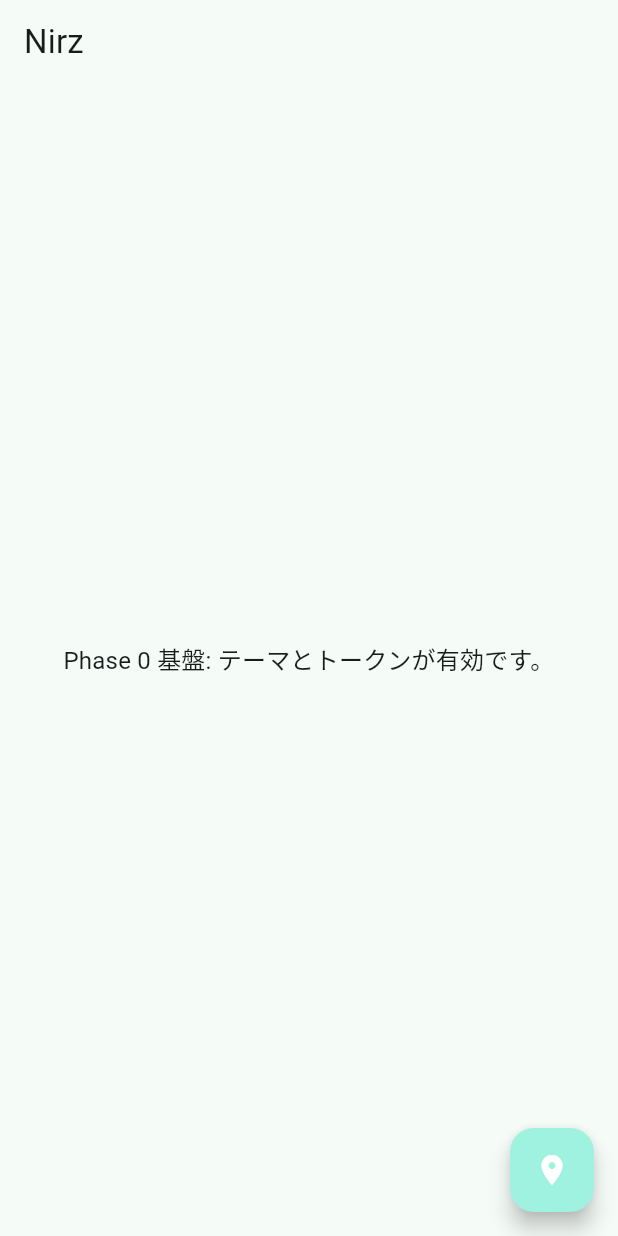
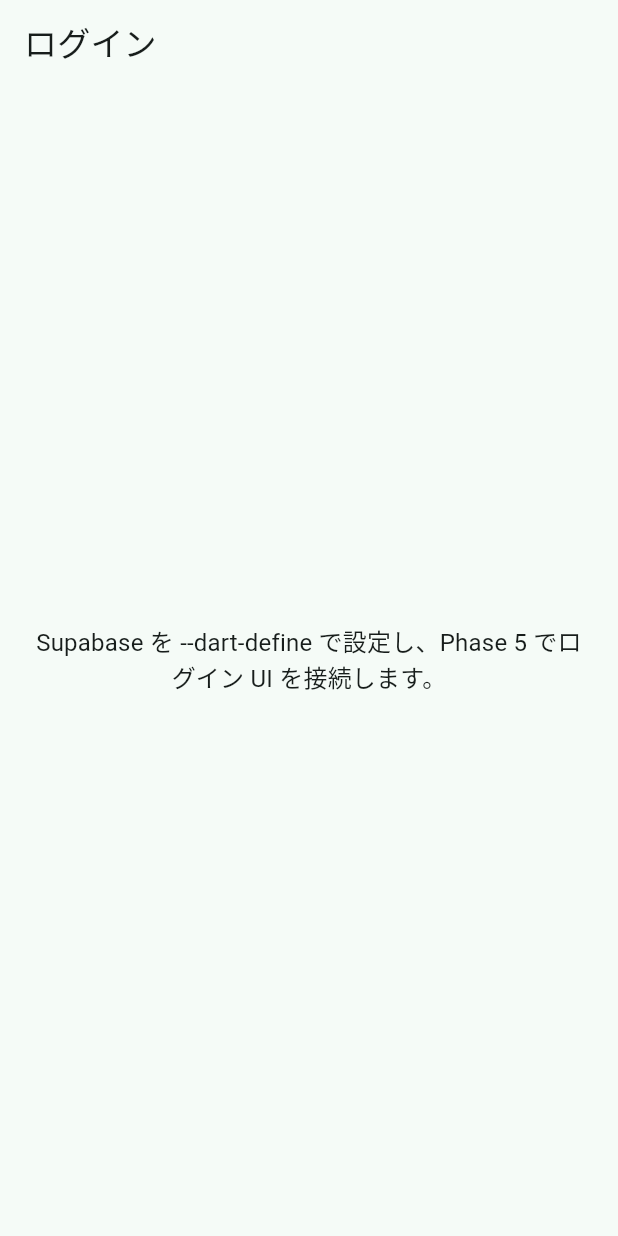
Before and after one commit to inumaruseiya/Nirz, a Flutter app: the screen it shows after launch, on a phone screen of 412 x 824 dp. Run offline on Flutter 3.47's test engine with Material 3 defaults, Android fonts, the phone set to English and light mode, and no system bars; our stand-ins replace flutter_riverpod, go_router, supabase_flutter; accounts and stored records are empty.

Commit message:
feat(phase0): add GoRouter with auth guard and fullscreen compose modal
Co-authored-by: 犬丸 聖哉 <inumaruseiya@users.noreply.github.com>

```diff
--- a/lib/main.dart
+++ b/lib/main.dart
@@ -3,8 +3,8 @@ import 'package:flutter_riverpod/flutter_riverpod.dart';
 import 'package:supabase_flutter/supabase_flutter.dart';
 
 import 'config/supabase_config.dart';
+import 'presentation/router/app_router.dart';
 import 'presentation/theme/app_theme.dart';
-import 'presentation/theme/app_tokens.dart';
 
 Future<void> main() async {
   WidgetsFlutterBinding.ensureInitialized();
@@ -28,55 +28,19 @@ Future<void> main() async {
   );
 }
 
-class MyApp extends StatelessWidget {
+class MyApp extends ConsumerWidget {
   const MyApp({super.key});
 
   @override
-  Widget build(BuildContext context) {
-    return MaterialApp(
+  Widget build(BuildContext context, WidgetRef ref) {
+    final router = ref.watch(appRouterProvider);
+
+    return MaterialApp.router(
       title: 'Nirz',
       theme: AppTheme.light(),
       darkTheme: AppTheme.dark(),
       themeMode: ThemeMode.system,
-      home: const _PlaceholderHome(),
+      routerConfig: router,
     );
   }
 }
-
-/// Phase 0-3 までのプレースホルダ。ルーター導入後に置き換え。
-class _PlaceholderHome extends StatelessWidget {
-  const _PlaceholderHome();
-
-  @override
-  Widget build(BuildContext context) {
-    final scheme = Theme.of(context).colorScheme;
-
-    return Scaffold(
-      appBar: AppBar(
-        title: const Text('Nirz'),
-      ),
-      body: Center(
-        child: ConstrainedBox(
-          constraints: const BoxConstraints(
-            maxWidth: AppTokens.bodyMaxLineWidth,
-          ),
-          child: Padding(
-            padding: const EdgeInsets.all(24),
-            child: Text(
-              'Phase 0 基盤: テーマとトークンが有効です。',
-              style: Theme.of(context).textTheme.bodyLarge,
-              textAlign: TextAlign.center,
-            ),
-          ),
-        ),
-      ),
-      floatingActionButton: FloatingActionButton(
-        onPressed: () => ScaffoldMessenger.of(context).showSnackBar(
-          const SnackBar(content: Text('ルーティングは Phase 0-5 で追加予定')),
-        ),
-        tooltip: 'プレースホルダ',
-        child: Icon(Icons.place, color: scheme.onPrimary),
-      ),
-    );
-  }
-}
--- /dev/null
+++ b/lib/presentation/auth/login_page.dart
@@ -0,0 +1,23 @@
+import 'package:flutter/material.dart';
+
+/// Phase 5 で認証フォームを実装。現状はプレースホルダ。
+class LoginPage extends StatelessWidget {
+  const LoginPage({super.key});
+
+  @override
+  Widget build(BuildContext context) {
+    return Scaffold(
+      appBar: AppBar(title: const Text('ログイン')),
+      body: Center(
+        child: Padding(
+          padding: const EdgeInsets.all(24),
+          child: Text(
+            'Supabase を --dart-define で設定し、Phase 5 でログイン UI を接続します。',
+            style: Theme.of(context).textTheme.bodyLarge,
+            textAlign: TextAlign.center,
+          ),
+        ),
+      ),
+    );
+  }
+}
--- /dev/null
+++ b/lib/presentation/router/app_router.dart
@@ -0,0 +1,75 @@
+import 'package:flutter/material.dart';
+import 'package:flutter_riverpod/flutter_riverpod.dart';
+import 'package:go_router/go_router.dart';
+
+import '../auth/login_page.dart';
+import '../auth/splash_page.dart';
+import '../compose/compose_page.dart';
+import '../detail/post_detail_page.dart';
+import '../feed/feed_page.dart';
+import '../settings/settings_page.dart';
+import 'app_route_paths.dart';
+import 'auth_refresh_stream.dart';
+import 'go_router_refresh_stream.dart';
+
+final appRouterProvider = Provider<GoRouter>((ref) {
+  final refresh = GoRouterRefreshStream(authStateRefreshStream());
+  ref.onDispose(refresh.dispose);
+
+  return GoRouter(
+    initialLocation: AppRoutePaths.splash,
+    refreshListenable: refresh,
+    redirect: _redirect,
+    routes: [
+      GoRoute(
+        path: AppRoutePaths.splash,
+        builder: (context, state) => const SplashPage(),
+      ),
+      GoRoute(
+        path: AppRoutePaths.login,
+        builder: (context, state) => const LoginPage(),
+      ),
+      GoRoute(
+        path: AppRoutePaths.feed,
+        builder: (context, state) => const FeedPage(),
+      ),
+      GoRoute(
+        path: AppRoutePaths.compose,
+        pageBuilder: (context, state) => const MaterialPage<void>(
+          key: ValueKey<String>(AppRoutePaths.compose),
+          fullscreenDialog: true,
+          child: ComposePage(),
+        ),
+      ),
+      GoRoute(
+        path: '${AppRoutePaths.postDetailPrefix}:postId',
+        builder: (context, state) {
+          final id = state.pathParameters['postId']!;
+          return PostDetailPage(postId: id);
+        },
+      ),
+      GoRoute(
+        path: AppRoutePaths.settings,
+        builder: (context, state) => const SettingsPage(),
+      ),
+    ],
+  );
+});
+
+String? _redirect(BuildContext context, GoRouterState state) {
+  final loggedIn = isAuthSessionActive;
+  final loc = state.matchedLocation;
+  final onSplash = loc == AppRoutePaths.splash;
+  final onLogin = loc == AppRoutePaths.login;
+
+  if (loggedIn && onSplash) {
+    return AppRoutePaths.feed;
+  }
+  if (loggedIn && onLogin) {
+    return AppRoutePaths.feed;
+  }
+  if (!loggedIn && !onSplash && !onLogin) {
+    return AppRoutePaths.login;
+  }
+  return null;
+}
--- /dev/null
+++ b/lib/presentation/router/auth_refresh_stream.dart
@@ -0,0 +1,18 @@
+import 'package:supabase_flutter/supabase_flutter.dart';
+
+import '../../config/supabase_config.dart';
+
+/// 認証状態が変わったときに発火するストリーム（リダイレクト再評価用）。
+Stream<void> authStateRefreshStream() {
+  if (!SupabaseConfig.isConfigured) {
+    return const Stream<void>.empty();
+  }
+  return Supabase.instance.client.auth.onAuthStateChange.map((_) {});
+}
+
+bool get isAuthSessionActive {
+  if (!SupabaseConfig.isConfigured) {
+    return false;
+  }
+  return Supabase.instance.client.auth.currentSession != null;
+}
```
Also changed, not shown: lib/presentation/auth/splash_page.dart (added, +54 -0 lines), lib/presentation/compose/compose_page.dart (added, +31 -0 lines), lib/presentation/detail/post_detail_page.dart (added, +22 -0 lines), lib/presentation/feed/feed_page.dart (added, +36 -0 lines), lib/presentation/router/app_route_paths.dart (added, +12 -0 lines), lib/presentation/router/go_router_refresh_stream.dart (added, +19 -0 lines), lib/presentation/settings/settings_page.dart (added, +19 -0 lines), 7 other files.
